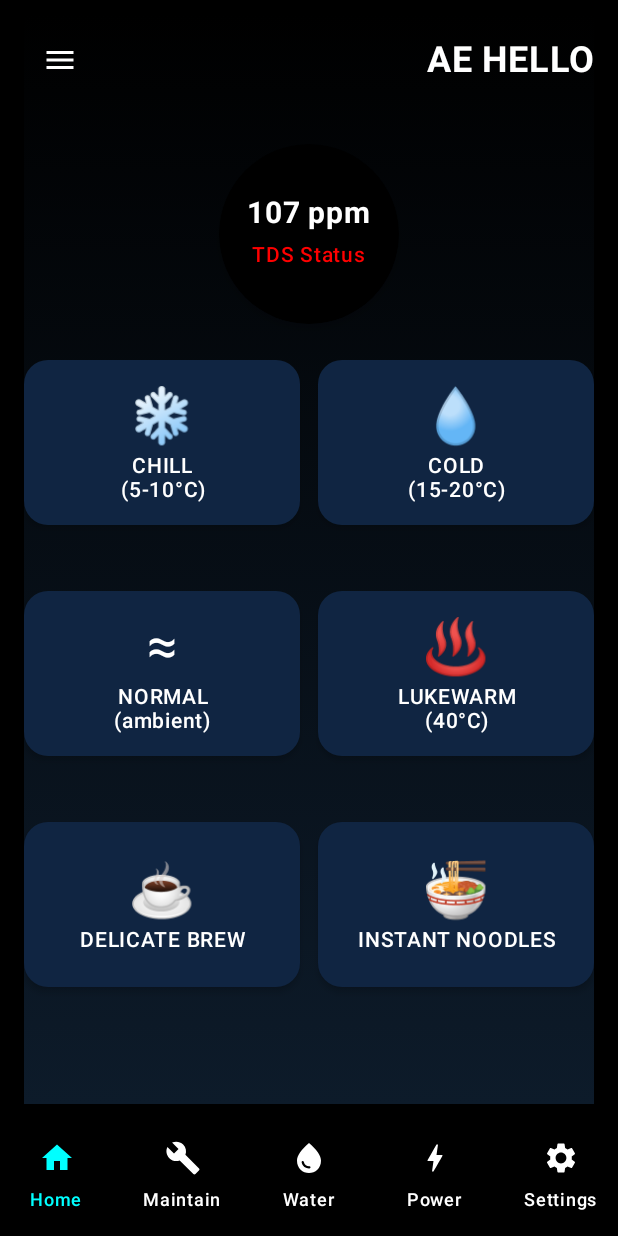
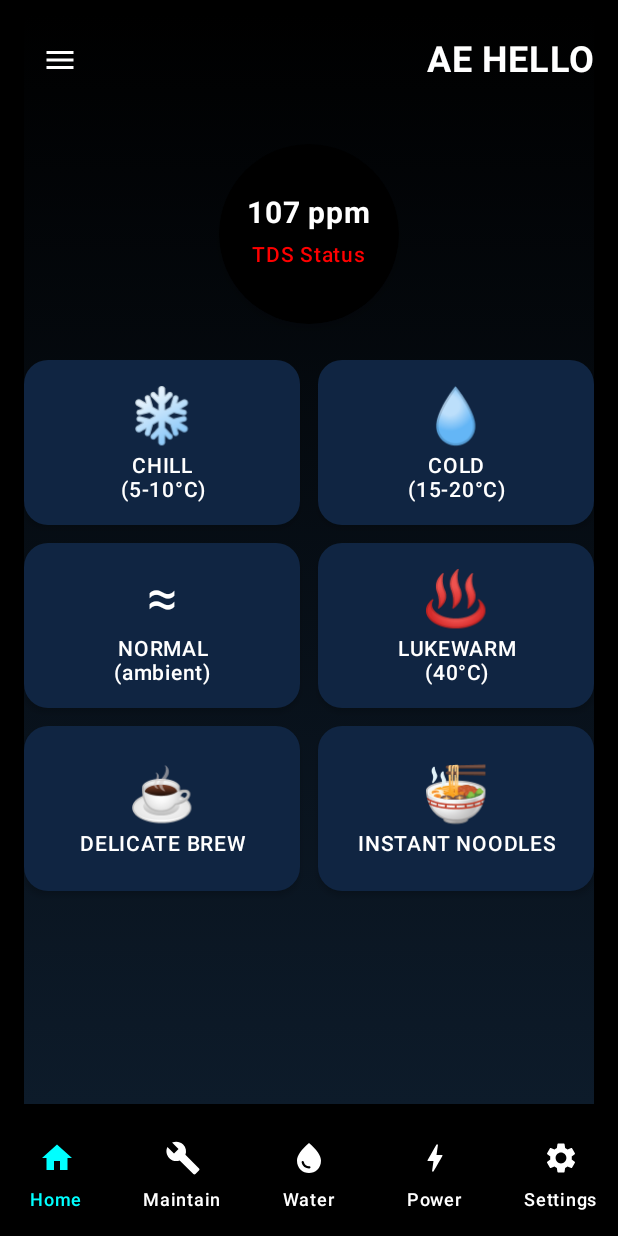
Before and after one commit to RP2005-ai/Thermsilonapp, an Android app built with Jetpack Compose: the MainMenuScreen screen opened through its navigation route, on a phone screen of 412 x 824 dp. Run offline under Robolectric (Android 15) with nearby library versions, the phone set to English and light mode, and no system bars; libraries missing offline, so code that uses them is left out: com.jakewharton.threetenabp; 1 statement that could not run was skipped.

Commit message:
Update MainMenuScreen.kt

```diff
--- a/app/src/main/java/com/roheet/thermsilon/ui/theme/MainMenuScreen.kt
+++ b/app/src/main/java/com/roheet/thermsilon/ui/theme/MainMenuScreen.kt
@@ -4,9 +4,9 @@ import androidx.compose.foundation.background
 import androidx.compose.foundation.layout.*
 import androidx.compose.foundation.shape.RoundedCornerShape
 import androidx.compose.material.icons.Icons
-import androidx.compose.material.icons.filled.Menu
+import androidx.compose.material.icons.filled.*
 import androidx.compose.material3.*
-import androidx.compose.runtime.Composable
+import androidx.compose.runtime.*
 import androidx.compose.ui.Alignment
 import androidx.compose.ui.Modifier
 import androidx.compose.ui.graphics.Brush
@@ -17,13 +17,14 @@ import androidx.compose.ui.unit.dp
 import androidx.compose.ui.unit.sp
 import androidx.navigation.NavHostController
 import com.roheet.thermsilon.ui.components.TDSStatusWidget
+import androidx.navigation.compose.currentBackStackEntryAsState
 
 @OptIn(ExperimentalMaterial3Api::class)
 @Composable
 fun MainMenuScreen(navController: NavHostController) {
     Scaffold(
         bottomBar = { BottomNavBar(navController = navController) },
-        containerColor = Color.Black
+        containerColor = Color.Black // ✅ Full black background
     ) { paddingValues ->
         Column(
             modifier = Modifier
@@ -32,13 +33,13 @@ fun MainMenuScreen(navController: NavHostController) {
                 .padding(horizontal = 16.dp, vertical = 8.dp)
                 .background(
                     brush = Brush.verticalGradient(
-                        listOf(Color.Black, Color(0xFF0D1B2A))
+                        listOf(Color.Black, Color(0xFF0D1B2A)) // ✅ Black to dark blue gradient
                     )
                 ),
             horizontalAlignment = Alignment.CenterHorizontally,
             verticalArrangement = Arrangement.spacedBy(16.dp)
         ) {
-            /** ---------- HEADER ---------- **/
+            // 🔝 Header row
             Row(
                 modifier = Modifier
                     .fillMaxWidth()
@@ -46,8 +47,12 @@ fun MainMenuScreen(navController: NavHostController) {
                 horizontalArrangement = Arrangement.SpaceBetween,
                 verticalAlignment = Alignment.CenterVertically
             ) {
-                IconButton(onClick = { /* TODO open drawer */ }) {
-                    Icon(Icons.Default.Menu, contentDescription = "Menu", tint = Color.White)
+                IconButton(onClick = { /* Add Drawer or Menu */ }) {
+                    Icon(
+                        imageVector = Icons.Default.Menu,
+                        contentDescription = "Menu",
+                        tint = Color.White
+                    )
                 }
                 Text(
                     text = "AE HELLO",
@@ -59,17 +64,21 @@ fun MainMenuScreen(navController: NavHostController) {
                 )
             }
 
-            /** ---------- LIVE TDS WIDGET ---------- **/
-            TDSStatusWidget(Modifier.padding(vertical = 8.dp))
+            // 🔵 Live TDS Status Widget
+            TDSStatusWidget(
+                modifier = Modifier
+                    .padding(vertical = 8.dp)
+            )
 
-            /** ---------- WATER MODE CARDS ---------- **/
+            // 💧 Water Mode Cards
+            Column(modifier = Modifier.fillMaxWidth()) {
                 val waterModes = listOf(
-                Triple("CHILL\n(5-10°C)",  "❄️", "Chill"),
-                Triple("COLD\n(15-20°C)",  "💧", "Cold"),
-                Triple("NORMAL\n(ambient)",  "≈",  "Normal"),
-                Triple("LUKEWARM\n(40°C)",   "♨️", "Lukewarm"),
-                Triple("DELICATE BREW",       "☕", "DelicateBrew"),
-                Triple("INSTANT NOODLES",      "🍜", "InstantNoodles")
+                    "CHILL\n(5-10°C)" to "❄️",
+                    "COLD\n(15-20°C)" to "💧",
+                    "NORMAL\n(ambient)" to "≈",
+                    "LUKEWARM\n(40°C)" to "♨️",
+                    "DELICATE BREW" to "☕",
+                    "INSTANT NOODLES" to "🍜"
                 )
 
                 for (i in waterModes.indices step 2) {
@@ -77,25 +86,23 @@ fun MainMenuScreen(navController: NavHostController) {
                         modifier = Modifier.fillMaxWidth(),
                         horizontalArrangement = Arrangement.spacedBy(12.dp)
                     ) {
-                    val (label1, icon1, route1) = waterModes[i]
                         TempModeCard(
-                        label = label1,
-                        icon = icon1,
+                            label = waterModes[i].first,
+                            icon = waterModes[i].second,
                             modifier = Modifier.weight(1f),
-                        onClick = { navController.navigate("dispense/$route1") }
+                            onClick = { navController.navigate("water_modes") }
                         )
-
                         if (i + 1 < waterModes.size) {
-                        val (label2, icon2, route2) = waterModes[i + 1]
                             TempModeCard(
-                            label = label2,
-                            icon = icon2,
+                                label = waterModes[i + 1].first,
+                                icon = waterModes[i + 1].second,
                                 modifier = Modifier.weight(1f),
-                            onClick = { navController.navigate("dispense/$route2") }
+                                onClick = { navController.navigate("water_modes") }
                             )
                         }
                     }
-                Spacer(Modifier.height(12.dp))
+                    Spacer(modifier = Modifier.height(12.dp))
+                }
             }
         }
     }
@@ -103,23 +110,23 @@ fun MainMenuScreen(navController: NavHostController) {
 
 @OptIn(ExperimentalMaterial3Api::class)
 @Composable
-fun TempModeCard(
-    label: String,
-    icon: String,
-    modifier: Modifier = Modifier,
-    onClick: () -> Unit
-) {
+fun TempModeCard(label: String, icon: String, modifier: Modifier = Modifier, onClick: () -> Unit) {
     Card(
         onClick = onClick,
         modifier = modifier.height(110.dp),
         shape = RoundedCornerShape(16.dp),
-        colors = CardDefaults.cardColors(containerColor = Color(0xFF102542)),
+        colors = CardDefaults.cardColors(
+            containerColor = Color(0xFF102542) // ✅ Bluish textured card
+        ),
         elevation = CardDefaults.cardElevation(defaultElevation = 3.dp)
     ) {
-        Box(contentAlignment = Alignment.Center, modifier = Modifier.fillMaxSize()) {
+        Box(
+            contentAlignment = Alignment.Center,
+            modifier = Modifier.fillMaxSize()
+        ) {
             Column(horizontalAlignment = Alignment.CenterHorizontally) {
-                Text(icon, fontSize = 36.sp, color = Color.White)
-                Spacer(Modifier.height(4.dp))
+                Text(text = icon, fontSize = 36.sp, color = Color.White)
+                Spacer(modifier = Modifier.height(4.dp))
                 Text(
                     text = label,
                     fontWeight = FontWeight.Medium,
```
Lines whose indentation alone changed are shown as unchanged.
